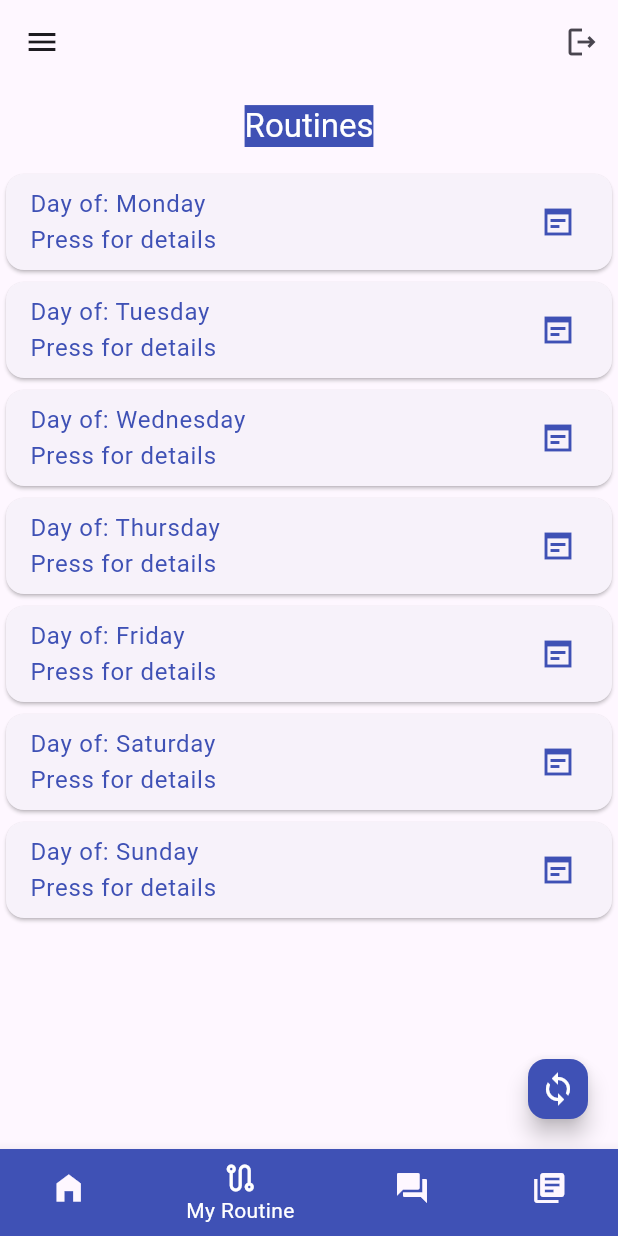
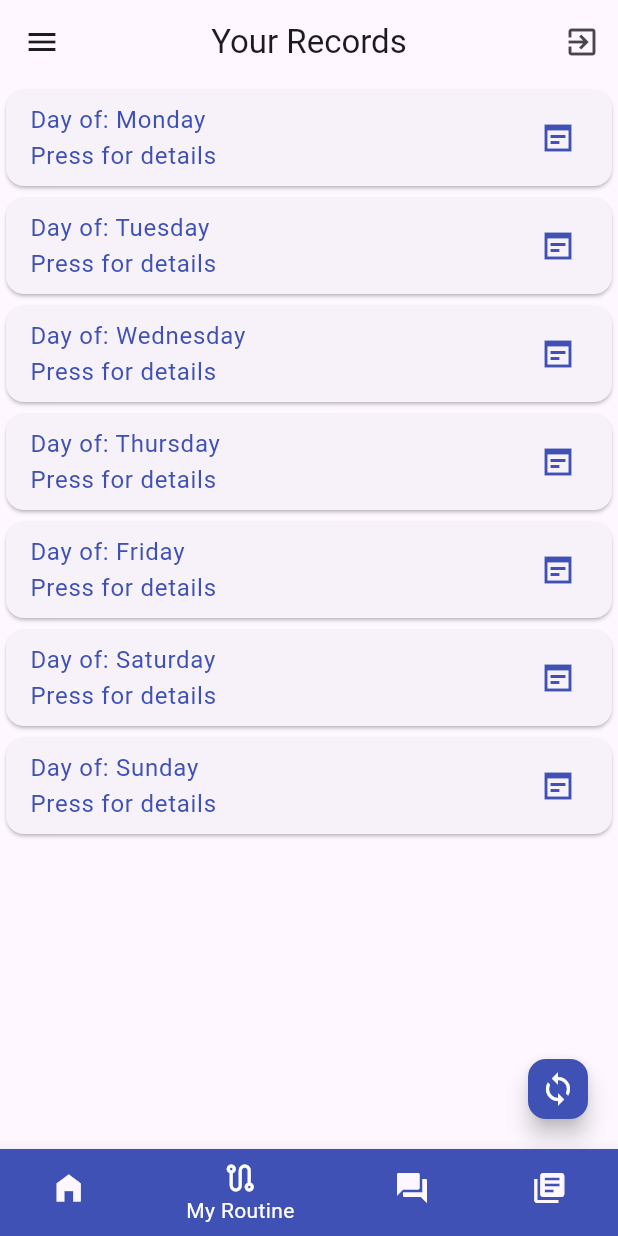
Before and after one commit to Ferchke7/FitForFree, a Flutter app: the screen it shows once a user with an empty profile is signed in, item 2 of the bottom bar chosen, on a phone screen of 412 x 824 dp. Run offline on Flutter 3.47's test engine with Material 3 defaults, Android fonts, the phone set to English and light mode, and no system bars; our stand-ins replace accordion, smooth_page_indicator, sqflite, supabase_flutter; missing offline and left inert: tiny_charts; accounts and stored records are empty.

Commit message:
changed some styles

```diff
--- a/FlutterNew/fitforfree/lib/database/database_helper.dart
+++ b/FlutterNew/fitforfree/lib/database/database_helper.dart
@@ -15,7 +15,7 @@ class DatabaseHelper {
   }
 
   Future<Database> _initDatabase() async {
-    String path = join(await getDatabasesPath(), 'dbder.db'); //fvf.db
+    String path = join(await getDatabasesPath(), 'localdatabase.db'); //fvf.db
     return await openDatabase(
       path,
       version: 1,
--- a/FlutterNew/fitforfree/lib/pages/home_page.dart
+++ b/FlutterNew/fitforfree/lib/pages/home_page.dart
@@ -52,7 +52,7 @@ void _initUser() async {
 
   User? existingUser = await userService.getUserByUsername(username);
 
-  if(existingUser == null) {
+  if (existingUser == null) {
     User initialize = User(
       username: username,
       creationDate: DateTime.now().toString(),
@@ -62,9 +62,7 @@ void _initUser() async {
     userId = tempUser!.id!;
     my_username = tempUser.username!;
     debugPrint("SUCC ADDED");
-  }
-  else {
-
+  } else {
     var temp = existingUser.username;
     userId = existingUser.id!;
     my_username = temp!;
@@ -73,20 +71,16 @@ void _initUser() async {
   }
 }
 
-
 class BottomMainNavigator extends StatefulWidget {
   const BottomMainNavigator({super.key});
 
   @override
-  State<BottomMainNavigator> createState() =>
-      _BottomMainNavigatorState();
+  State<BottomMainNavigator> createState() => _BottomMainNavigatorState();
 }
 
 class _BottomMainNavigatorState extends State<BottomMainNavigator> {
   UserService userService = UserService();
   String? tempName = client.auth.currentUser?.email?.split('@')[0];
-
-
 
   int _selectedIndex = 0;
   static const List<Widget> _widgetOptions = <Widget>[
@@ -95,7 +89,6 @@ class _BottomMainNavigatorState extends State<BottomMainNavigator> {
     AddRecords(),
     NewsList(),
     ShareRoutinePage(),
-
   ];
 
   void _onItemTapped(int index) {
@@ -103,25 +96,116 @@ class _BottomMainNavigatorState extends State<BottomMainNavigator> {
       _selectedIndex = index;
     });
   }
+  String _titlesOn(int index){
+    switch(index) {
+      case 0 :
+      return "Routine Menu";
+      case 1:
+      return "Your Records";
+      case 2:
+      return "Forum Page";
+      case 3:
+      return "Library of routines";
+      default:
+      return 'Unknown';
+    }
+  }
 
   @override
   Widget build(BuildContext context) {
     return Scaffold(
         appBar: AppBar(
+          title: Text(_titlesOn(_selectedIndex)),
           centerTitle: true,
           actions: [
             IconButton(
               onPressed: () {
-          showDialog(
+                QuitButton();
+              },
+              icon: const Icon(Icons.exit_to_app),
+            ),
+          ],
+        ),
+        body: Center(
+          child: _widgetOptions.elementAt(_selectedIndex),
+        ),
+        bottomNavigationBar: BottomNavigationBar(
+          items: const <BottomNavigationBarItem>[
+            BottomNavigationBarItem(
+              icon: Icon(Icons.home_filled),
+              label: 'Home',
+              backgroundColor: Colors.black,
+            ),
+            BottomNavigationBarItem(
+              icon: Icon(Icons.route_outlined),
+              label: 'My Routine',
+              backgroundColor: Colors.indigo,
+            ),
+            BottomNavigationBarItem(
+              icon: Icon(Icons.forum),
+              label: 'Forum',
+              backgroundColor: Colors.black,
+            ),
+            BottomNavigationBarItem(
+              icon: Icon(Icons.library_books),
+              label: 'Routine library',
+              backgroundColor: Colors.indigo,
+            ),
+          ],
+          currentIndex: _selectedIndex,
+          selectedItemColor:
+              _selectedIndex % 2 == 0 ? Colors.amber[800] : Colors.white,
+          onTap: _onItemTapped,
+        ),
+        drawer: Drawer(
+          backgroundColor: Colors.white,
+          child: Column(
+            children: <Widget>[
+              const UserInformation(),
+              const ListTile(
+                title: Text('Welcome '),
+              ),
+              const ListTile(
+                title: Text(
+                    "This part under development,\nit will include some function in the future.\n"),
+              ),
+              const ListTile(
+                title:
+                    Text("If you want to quit, there is a button for sign-out"),
+              ),
+              ElevatedButton.icon(
+                  style: ElevatedButton.styleFrom(
+                    shape: const StadiumBorder(),
+                  ),
+                  onPressed: () {},
+                  icon: const Icon(Icons.chat),
+                  label: const Text("Live Chatting")),
+              Expanded(
+                  child: Align(
+                      alignment: Alignment.bottomCenter,
+                      child: ElevatedButton.icon(
+                          style: ElevatedButton.styleFrom(backgroundColor: (Colors.black)),
+                          onPressed: () {
+                            QuitButton();
+                          },
+                          icon: const Icon(Icons.exit_to_app, color: Colors.white,),
+                          label: const Text(
+                            "Quit",
+                            style: TextStyle(fontSize: 20,color: Colors.white),
+                          ))))
+            ],
+          ),
+        ));
+  }
+
+  Future QuitButton() => showDialog(
         context: context,
         builder: (BuildContext context) {
           return AlertDialog(
             title: const Text("Do you want to Log out?"),
             content: const SingleChildScrollView(
               child: ListBody(
-                    children: <Widget>[
-                      Text("Do you want to sign-out?")
-                    ],
+                children: <Widget>[Text("Do you want to sign-out?")],
               ),
             ),
             actions: <Widget>[
@@ -143,73 +227,4 @@ class _BottomMainNavigatorState extends State<BottomMainNavigator> {
           );
         },
       );
-        },
-        icon: const Icon(Icons.logout_outlined),
-      ),
-      ],
-    ),
-      body: Center(
-        child: _widgetOptions.elementAt(_selectedIndex),
-      ),
-      bottomNavigationBar: BottomNavigationBar(
-        items: const <BottomNavigationBarItem>[
-          BottomNavigationBarItem(
-            icon: Icon(Icons.home_filled),
-            label: 'Home',
-            backgroundColor: Colors.black,
-          ),
-          BottomNavigationBarItem(
-            icon: Icon(Icons.route_outlined),
-            label: 'My Routine',
-            backgroundColor: Colors.indigo,
-          ),
-          BottomNavigationBarItem(
-            icon: Icon(Icons.forum),
-            label: 'Forum',
-            backgroundColor:  Colors.black,
-          ),
-
-          BottomNavigationBarItem(
-            icon: Icon(Icons.library_books),
-            label: 'Routine library',
-            backgroundColor: Colors.indigo,
-          ),
-        ],
-        currentIndex: _selectedIndex,
-        selectedItemColor: _selectedIndex % 2 == 0 ? Colors.amber[800] : Colors.white,
-        onTap: _onItemTapped,
-      ),
-      drawer: Drawer(
-
-        child: ListView(
-
-          children: <Widget>[
-            const UserInformation(),
-            const ListTile(
-              title: Text('Welcome '),
-
-            ),
-            const ListTile(
-              title: Text("This part under development,\nit will include some function in the future.\n"),
-            ),
-            const ListTile(
-              title: Text("If you want to quit, there is a button for sign-out"),
-            ),
-            ElevatedButton.icon(
-              style: ElevatedButton.styleFrom(
-                shape: const StadiumBorder(),
-              ),
-              onPressed: ()
-             {
-              debugPrint("Pressed");
-             },
-            icon: const Icon(Icons.chat),
-            label: const Text("Live Chatting"))
-          ],
-
-        ),
-
-      )
-    );
 }
-}
--- a/FlutterNew/fitforfree/lib/pages/homer.dart
+++ b/FlutterNew/fitforfree/lib/pages/homer.dart
@@ -154,10 +154,7 @@ class _HomePageState extends State<HomerPage> {
     );
 
     return Scaffold(
-      appBar: AppBar(
-        title: const Text("Routine Menu"),
-        centerTitle: true,
-      ),
+
       body: SafeArea(
         child: SingleChildScrollView(
           child: Column(
--- a/FlutterNew/fitforfree/lib/pages/records_page.dart
+++ b/FlutterNew/fitforfree/lib/pages/records_page.dart
@@ -42,10 +42,7 @@ class _AddRecordsState extends State<AddRecords> {
   @override
   Widget build(BuildContext context) {
     return Scaffold(
-      appBar: AppBar(
-        title: const Text("Routines", style: TextStyle(color: Colors.white, backgroundColor: Colors.indigo),),
-        centerTitle: true,
-      ),
+
       body: ListView.builder(
           itemCount: daysOfWeek.length,
           itemBuilder: (context, index) {
--- a/FlutterNew/fitforfree/lib/services/add_post.dart
+++ b/FlutterNew/fitforfree/lib/services/add_post.dart
@@ -26,8 +26,7 @@ class _AddPostState extends State<AddPost> {
   Future<void> postData() async {
     final accessToken = client.auth.currentSession?.accessToken;
     const String apiUrl =
-        'http://192.227.152.231:3333/Blog/CreatePost'; // Replace with your actual base URL
-
+        'http://192.227.152.231:3333/Blog/CreatePost';
     final response = await http.post(
       Uri.parse(apiUrl),
       headers: {
@@ -41,10 +40,9 @@ class _AddPostState extends State<AddPost> {
     );
 
     if (response.statusCode == 200) {
-      // Request was successful, you can handle the response here
       debugPrint('Post Successful!');
     } else {
-      // Request failed, handle the error
+
       debugPrint('Failed to post data. Error: ${response.statusCode}');
     }
   }
```
Also changed, not shown: FlutterNew/fitforfree/lib/pages/edit_routine.dart (+54 -56 lines), FlutterNew/fitforfree/lib/pages/routine_download.dart (+30 -9 lines), FlutterNew/fitforfree/lib/pages/share_routine.dart (+31 -14 lines), FlutterNew/fitforfree/lib/services/add_daily_routine.dart (+7 -6 lines), FlutterNew/fitforfree/lib/services/new_list.dart (+6 -8 lines), FlutterNew/fitforfree/lib/services/read_post.dart (+11 -6 lines). Lines whose indentation alone changed are shown as unchanged.
